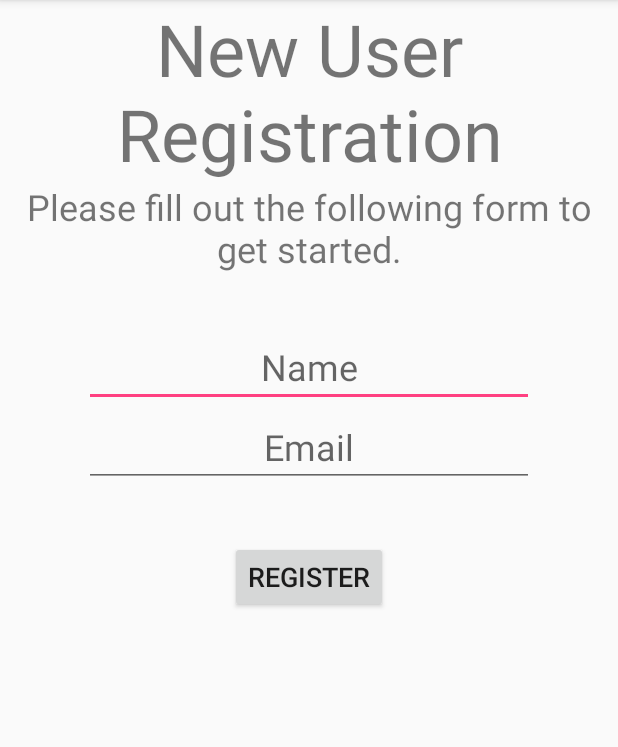
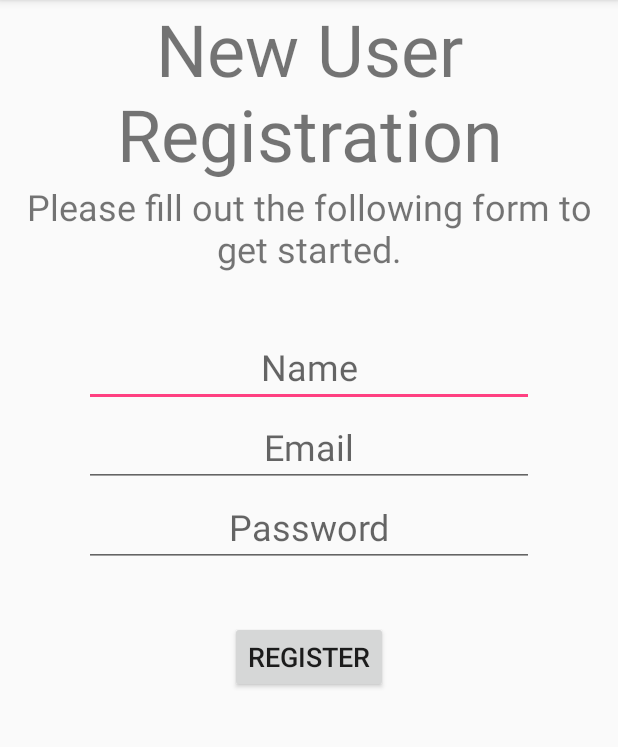
Before and after one commit to mVax-app/mVax, an Android app: the screen it shows after launch (UserRegistrationActivity), after a tap on "REGISTER", on a phone screen of 412 x 824 dp, the part 84-831 px from its top. Run offline under Robolectric (Android 15) with nearby library versions, the phone set to English and light mode, and no system bars; 1 other tap on this screen came first.

Commit message:
user authentication and registration working

```diff
--- a/app/src/main/java/mhealth/mvax/LoginActivity.java
+++ b/app/src/main/java/mhealth/mvax/LoginActivity.java
@@ -29,7 +29,7 @@ import android.widget.AutoCompleteTextView;
 import android.widget.Button;
 import android.widget.EditText;
 import android.widget.TextView;
-
+import android.widget.Toast;
 import java.util.ArrayList;
 import java.util.List;
 
@@ -64,6 +64,8 @@ public class LoginActivity extends AppCompatActivity implements LoaderCallbacks<
     private EditText mPasswordView;
     private View mProgressView;
     private View mLoginFormView;
+    //tracks whether there exists users in the system
+    private static boolean existUser = false;
 
     @Override
     protected void onCreate(Bundle savedInstanceState) {
@@ -71,6 +73,7 @@ public class LoginActivity extends AppCompatActivity implements LoaderCallbacks<
         setContentView(R.layout.activity_login);
         // Set up the login form.
         mEmailView = (AutoCompleteTextView) findViewById(R.id.email);
+
 
         mPasswordView = (EditText) findViewById(R.id.password);
         mPasswordView.setOnEditorActionListener(new TextView.OnEditorActionListener() {
@@ -84,6 +87,7 @@ public class LoginActivity extends AppCompatActivity implements LoaderCallbacks<
             }
         });
 
+        //When sign in button is clicked
         Button mEmailSignInButton = (Button) findViewById(R.id.Bsignin);
         mEmailSignInButton.setOnClickListener(new OnClickListener() {
             @Override
@@ -92,8 +96,20 @@ public class LoginActivity extends AppCompatActivity implements LoaderCallbacks<
             }
         });
 
+        //When register button clicked
+        Button Bregister = (Button)findViewById(R.id.Bregister);
+        Bregister.setOnClickListener(new OnClickListener() {
+            @Override
+            public void onClick(View view) {
+                //Toggle to true because there now exists users in the system
+                LoginActivity.existUser = true;
+                Intent register = new Intent(getApplicationContext(), UserRegistrationActivity.class);
+                startActivity(register);
+            }
+        });
+
         setAllText();
-        setOnClick();
+        //setOnClick();
 
         mLoginFormView = findViewById(R.id.login_form);
         mProgressView = findViewById(R.id.login_progress);
@@ -176,11 +192,23 @@ public class LoginActivity extends AppCompatActivity implements LoaderCallbacks<
             // There was an error; don't attempt login and focus the first
             // form field with an error.
             focusView.requestFocus();
-        } else {
+        }
 
-            Intent registrationIntent = new Intent(getApplicationContext(), UserRegistrationActivity.class);
-            startActivity(registrationIntent);
-
+        //Check if there are users in the system
+        if(LoginActivity.existUser){
+            //Check if email/password combo is correct
+            if(!UserRegistrationActivity.getInstance().checkValidUser(email, password)){
+                Toast.makeText(getApplicationContext(), "Wrong Credentials",Toast.LENGTH_SHORT).show();
+            }
+            //If is correct, enter application
+            else {
+                Intent mainIntent = new Intent(getApplicationContext(), MainActivity.class);
+                startActivity(mainIntent);
+            }
+        }
+        //There are no users in the system, so credentials are wrong
+        else{
+            Toast.makeText(getApplicationContext(), "Wrong Credentials",Toast.LENGTH_SHORT).show();
         }
     }
 
@@ -193,7 +221,7 @@ public class LoginActivity extends AppCompatActivity implements LoaderCallbacks<
 
     private boolean isPasswordValid(String password) {
         //TODO: Replace this with your own logic
-        return password.length() > 4;
+        return password.length() > 0;
     }
 
     @Override
--- a/app/src/main/java/mhealth/mvax/UserRegistrationActivity.java
+++ b/app/src/main/java/mhealth/mvax/UserRegistrationActivity.java
@@ -7,26 +7,56 @@ import android.view.View;
 import android.widget.Button;
 import android.widget.TextView;
 import android.view.View.OnClickListener;
+import android.widget.EditText;
+import java.util.*;
+import android.util.*;
 
 public class UserRegistrationActivity extends AppCompatActivity {
     final String REG_Breg = "REGISTER";
+    static UserRegistrationActivity checkLogin;
+
+    EditText newUserName, newUserEmail, newUserPassword;
+    HashMap<String, String> registration = new HashMap<String, String>();
 
     @Override
     protected void onCreate(Bundle savedInstanceState) {
         super.onCreate(savedInstanceState);
         setContentView(R.layout.activity_user_registration);
         setOnClick();
+        checkLogin = this;
+        newUserName = (EditText)findViewById(R.id.TFname);
+        newUserEmail = (EditText)findViewById(R.id.TFemail);
+        newUserPassword = (EditText)findViewById(R.id.TFpassword);
     }
 
+    //Allow access to this activity through this method
+    public static UserRegistrationActivity getInstance(){
+        return checkLogin;
+    }
 
     private void setOnClick() {
         Button Bregister = (Button)findViewById(R.id.Bregister);
         Bregister.setOnClickListener(new OnClickListener() {
             @Override
             public void onClick(View view) {
-                Intent main = new Intent(getApplicationContext(), MainActivity.class);
+                //Puts email and password combination into dictionary
+                registration.put(newUserEmail.getText().toString(), newUserPassword.getText().toString());
+                Intent main = new Intent(getApplicationContext(), LoginActivity.class);
                 startActivity(main);
             }
         });
     }
+
+    //Checks dictionary for valid email:password combination
+    public boolean checkValidUser(String email, String password){
+        if(registration.keySet().isEmpty()){
+            return false;
+        }
+        if(registration.containsKey(email) && registration.get(email).contentEquals(password)) {
+            return true;
+        }
+        else{
+            return false;
+        }
+    }
 }
--- a/app/src/main/res/layout/activity_user_registration.xml
+++ b/app/src/main/res/layout/activity_user_registration.xml
@@ -57,6 +57,16 @@
             android:textAlignment="center"
             android:textSize="24sp" />
 
+        <EditText
+            android:id="@+id/TFpassword"
+            android:layout_width="match_parent"
+            android:layout_height="wrap_content"
+            android:layout_gravity="center"
+            android:hint="@string/REG_PASSWORD"
+            android:text=""
+            android:textAlignment="center"
+            android:textSize="24sp" />
+
     </LinearLayout>
 
     <Space
--- a/app/src/main/res/values/strings.xml
+++ b/app/src/main/res/values/strings.xml
@@ -27,6 +27,7 @@
     <string name="REG_ButtonReg">Register</string>
     <string name="REG_NAME">Name</string>
     <string name="REG_EMAIL">Email</string>
+    <string name="REG_PASSWORD">Password</string>
 
     <string name="hint_search">Search...</string>
 
```
Also changed, not shown: 54 other files.
